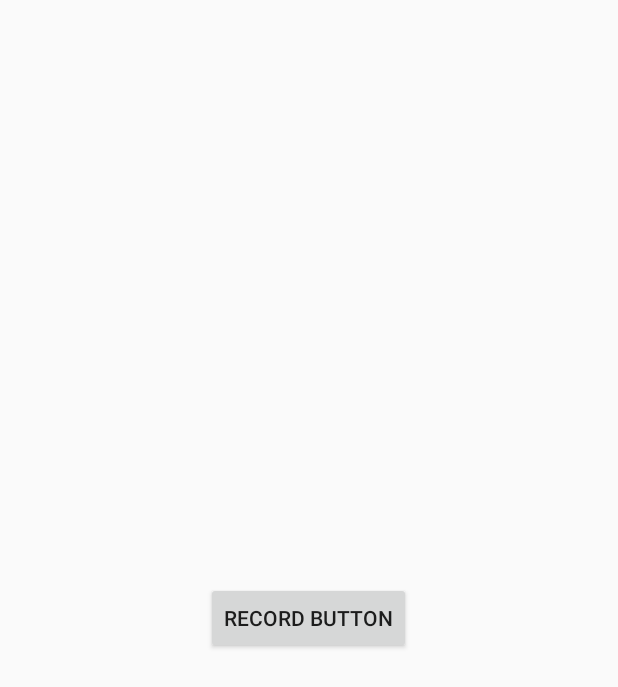
After one commit to IonutCiuta/android-dixit, an Android app: the layout activity_record.xml on its own in the app's theme, with its tools: preview values and no code run, on a phone screen of 412 x 824 dp. The commit adds this screen. Shown: the top 687 px of the screen. Run offline under Robolectric (Android 15) with nearby library versions, the phone set to English and light mode, and no system bars.

Commit message:
Added function to record to audio file.

```diff
--- a/app/build.gradle
+++ b/app/build.gradle
@@ -20,7 +20,7 @@ android {
 }
 
 dependencies {
-    compile fileTree(dir: 'libs', include: ['*.jar'])
+    compile fileTree(include: ['*.jar'], dir: 'libs')
     androidTestCompile('com.android.support.test.espresso:espresso-core:2.2.2', {
         exclude group: 'com.android.support', module: 'support-annotations'
     })
@@ -31,4 +31,5 @@ dependencies {
     compile 'com.android.support:recyclerview-v7:25.0.1'
     compile 'com.squareup.picasso:picasso:2.5.2'
     testCompile 'junit:junit:4.12'
+    compile files('libs/SpeechSDK.jar')
 }
--- /dev/null
+++ b/app/src/main/res/layout/activity_record.xml
@@ -0,0 +1,14 @@
+<?xml version="1.0" encoding="utf-8"?>
+<LinearLayout xmlns:android="http://schemas.android.com/apk/res/android"
+    android:orientation="vertical" android:layout_width="match_parent"
+    android:layout_height="match_parent"
+    android:gravity="center">
+
+    <Button
+        android:id="@+id/button1"
+        android:layout_width="wrap_content"
+        android:layout_height="wrap_content"
+        android:text="@string/record_button"
+        android:onClick=""/>
+
+</LinearLayout>
--- a/app/src/main/res/values/strings.xml
+++ b/app/src/main/res/values/strings.xml
@@ -3,4 +3,10 @@
 
     <string name="dummy_button">Dummy Button</string>
     <string name="dummy_content">DUMMY\nCONTENT</string>
+    <string name="record_button">Record Button</string>
+    <string name="primaryKey"></string>
+    <string name="secondaryKey"></string>
+
+    <string name="luisAppID"></string>
+    <string name="luisSubscriptionID"></string>
 </resources>
```
Also changed, not shown: app/src/main/AndroidManifest.xml (+10 -0 lines), app/src/main/java/com/isi/dixit/AudioRecordActivity.java (added, +129 -0 lines).
